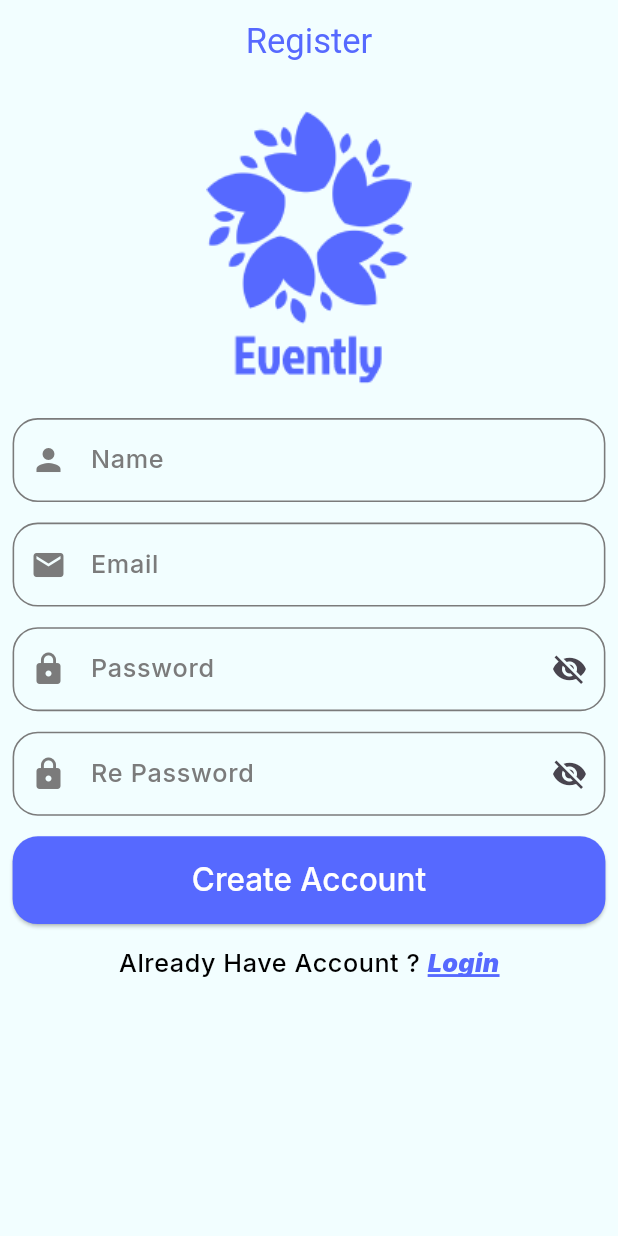
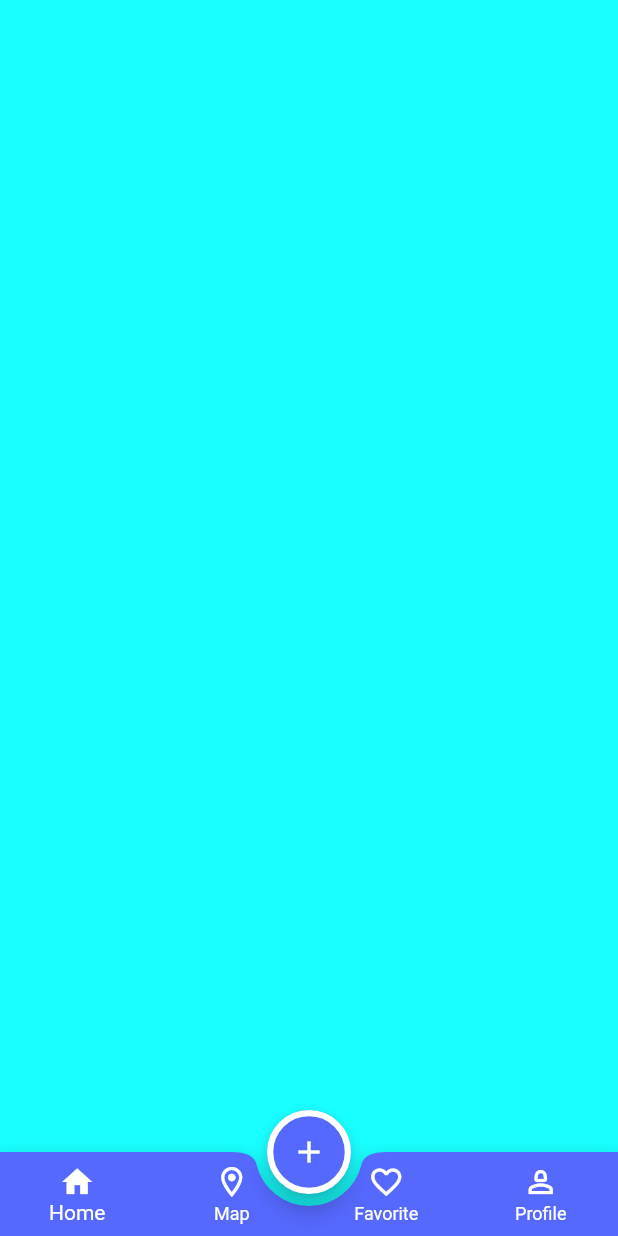
Before and after one commit to G17e5/Evently-App, a Flutter app: the screen it shows after launch, on a phone screen of 412 x 824 dp. Run offline on Flutter 3.47's test engine with Material 3 defaults, Android fonts, the phone set to English and light mode, and no system bars; our stand-ins replace flutter_screenutil, google_fonts.

Commit message:
finished mainLayout

```diff
--- a/lib/config/theme/theme_manager.dart
+++ b/lib/config/theme/theme_manager.dart
@@ -3,53 +3,86 @@ import 'package:flutter/material.dart';
 import 'package:flutter_screenutil/flutter_screenutil.dart';
 import 'package:google_fonts/google_fonts.dart';
 
-class ThemeManager{
+class ThemeManager {
   static final ThemeData light = ThemeData(
+    useMaterial3: false,
     appBarTheme: AppBarTheme(
-      backgroundColor:ColorsManager.whiteBlue,
+      backgroundColor: ColorsManager.whiteBlue,
       foregroundColor: ColorsManager.blue,
       centerTitle: true,
-      titleTextStyle: GoogleFonts.roboto(fontSize:22.sp , fontWeight:FontWeight.w400,color: ColorsManager.blue),
+      titleTextStyle: GoogleFonts.roboto(
+        fontSize: 22.sp,
+        fontWeight: FontWeight.w400,
+        color: ColorsManager.blue,
+      ),
     ),
     scaffoldBackgroundColor: ColorsManager.whiteBlue,
     inputDecorationTheme: InputDecorationTheme(
-      enabledBorder:  OutlineInputBorder(
+      enabledBorder: OutlineInputBorder(
         borderRadius: BorderRadius.circular(16.r),
-        borderSide: BorderSide(color: ColorsManager.gray ,width: 1.w) ,
+        borderSide: BorderSide(color: ColorsManager.gray, width: 1.w),
       ),
-      focusedBorder:  OutlineInputBorder(
+      focusedBorder: OutlineInputBorder(
         borderRadius: BorderRadius.circular(16.r),
-        borderSide: BorderSide(color: ColorsManager.blue,width: 1.w),
+        borderSide: BorderSide(color: ColorsManager.blue, width: 1.w),
       ),
-      errorBorder:  OutlineInputBorder(
+      errorBorder: OutlineInputBorder(
         borderRadius: BorderRadius.circular(16.r),
-        borderSide: BorderSide(color: ColorsManager.red ,width: 1.w) ,
+        borderSide: BorderSide(color: ColorsManager.red, width: 1.w),
       ),
-      focusedErrorBorder:  OutlineInputBorder(
+      focusedErrorBorder: OutlineInputBorder(
         borderRadius: BorderRadius.circular(16.r),
-        borderSide: BorderSide(color: ColorsManager.red ,width: 1.w) ,
+        borderSide: BorderSide(color: ColorsManager.red, width: 1.w),
       ),
-      labelStyle: GoogleFonts.inter(fontSize: 16.sp,fontWeight:FontWeight.w500 , color: ColorsManager.gray ),
+      labelStyle: GoogleFonts.inter(
+        fontSize: 16.sp,
+        fontWeight: FontWeight.w500,
+        color: ColorsManager.gray,
+      ),
       prefixIconColor: ColorsManager.gray,
+    ),
+    bottomNavigationBarTheme: BottomNavigationBarThemeData(
+      backgroundColor: Colors.transparent,
+      elevation: 0,
+      type: BottomNavigationBarType.fixed,
+      selectedItemColor: ColorsManager.white,
+      unselectedItemColor: ColorsManager.white,
+      showSelectedLabels: true,
+      showUnselectedLabels: true,
+    ),
+    bottomAppBarTheme: BottomAppBarTheme(
+      color: ColorsManager.blue,
+      shape: CircularNotchedRectangle(),
+    ),
+    floatingActionButtonTheme: FloatingActionButtonThemeData(
+      backgroundColor: ColorsManager.blue,
+      foregroundColor: ColorsManager.white,
+      shape: StadiumBorder(
+        side: BorderSide(color: ColorsManager.white, width: 4.w),
+      ),
     ),
     elevatedButtonTheme: ElevatedButtonThemeData(
       style: ElevatedButton.styleFrom(
-    padding: REdgeInsets.symmetric(vertical: 16),
-      shape: RoundedRectangleBorder(
-          borderRadius: BorderRadius.circular(16.r)
+        padding: REdgeInsets.symmetric(vertical: 16),
+        shape: RoundedRectangleBorder(
+          borderRadius: BorderRadius.circular(16.r),
+        ),
+        backgroundColor: ColorsManager.blue,
+        foregroundColor: ColorsManager.white,
+        textStyle: GoogleFonts.inter(
+          fontSize: 20.sp,
+          fontWeight: FontWeight.w500,
+          color: ColorsManager.white,
+        ),
       ),
-      backgroundColor: ColorsManager.blue ,
-      foregroundColor: ColorsManager.white,
-      textStyle: GoogleFonts.inter(fontSize: 20.sp,fontWeight: FontWeight.w500,color: ColorsManager.white)
-  ),
     ),
     textTheme: TextTheme(
-      bodySmall:GoogleFonts.inter(fontSize: 16.sp ,fontWeight: FontWeight.w500 , color: ColorsManager.black)
+      bodySmall: GoogleFonts.inter(
+        fontSize: 16.sp,
+        fontWeight: FontWeight.w500,
+        color: ColorsManager.black,
+      ),
     ),
-
-
-
   );
   static final ThemeData dark = ThemeData();
-
 }
--- a/lib/core/resource/images_manager/image_manager.dart
+++ b/lib/core/resource/images_manager/image_manager.dart
@@ -3,6 +3,4 @@ abstract class ImageAssets {
   static const String eventLogo = "$baseUrl/event_logo.png";
   static const String meeting = "$baseUrl/meeting.png";
   static const String goggleIcon = "$baseUrl/google.png";
-
-
 }
--- a/lib/core/route_manager/route_manager.dart
+++ b/lib/core/route_manager/route_manager.dart
@@ -1,11 +1,14 @@
 import 'package:event_app/feature/auth/login/login.dart';
 import 'package:event_app/feature/auth/register/register.dart';
+import 'package:event_app/feature/main_layout/main_layout.dart';
 import 'package:flutter/cupertino.dart';
 import 'package:flutter/material.dart';
 
 abstract class RouteManager{
   static const String register = "/register";
   static const String login = "/login";
+  static const String mainLayout = "/mainLayout";
+
 
 
 
@@ -19,6 +22,9 @@ abstract class RouteManager{
       case login:{
         return CupertinoPageRoute(builder: (context)=> Login());
       }
+      case mainLayout:{
+        return CupertinoPageRoute(builder: (context)=> MainLayout());
+      }
     }
   }
 
--- a/lib/feature/auth/login/login.dart
+++ b/lib/feature/auth/login/login.dart
@@ -155,13 +155,7 @@ class _LoginState extends State<Login> {
     );
   }
 
-  @override
-  void dispose() {
-    // TODO: implement dispose
-    _emailController.dispose();
-    _passwordController.dispose();
-    super.dispose();
-  }
+
 
   void _onPasswordClickedIcon() {
     setState(() {
@@ -172,4 +166,13 @@ class _LoginState extends State<Login> {
   void _login() {
     if (_formKey.currentState?.validate() == false) return;
   }
+
+
+  @override
+  void dispose() {
+    // TODO: implement dispose
+    _emailController.dispose();
+    _passwordController.dispose();
+    super.dispose();
+  }
 }
--- a/lib/feature/main_layout/main_layout.dart
+++ b/lib/feature/main_layout/main_layout.dart
@@ -0,0 +1,78 @@
+import 'package:event_app/core/resource/colors_manager/colors_manager.dart';
+import 'package:event_app/feature/main_layout/tabs/favorite/Favorite_tap.dart';
+import 'package:event_app/feature/main_layout/tabs/home/home_tap.dart';
+import 'package:event_app/feature/main_layout/tabs/map/map_tap.dart';
+import 'package:event_app/feature/main_layout/tabs/profile/profile_tap.dart';
+import 'package:flutter/material.dart';
+
+class MainLayout extends StatefulWidget {
+  MainLayout({super.key});
+
+  @override
+  State<MainLayout> createState() => _MainLayoutState();
+}
+
+class _MainLayoutState extends State<MainLayout> {
+  List<Widget> tabs = [HomeTap(), MapTap(), FavoriteTap(), ProfileTap()];
+  int selectIndex = 0;
+
+  @override
+  Widget build(BuildContext context) {
+    return Scaffold(
+      extendBody: true,
+      body: tabs[selectIndex],
+      floatingActionButtonLocation: FloatingActionButtonLocation.centerDocked,
+      floatingActionButton:_buildFab(),
+      bottomNavigationBar: _buildBottomNavigationBar(),
+    );
+  }
+
+  Widget _buildFab()
+  {
+   return FloatingActionButton(
+      onPressed: () {},
+      child: Icon(Icons.add),
+    );
+  }
+  BottomAppBar _buildBottomNavigationBar() {
+    return BottomAppBar(
+      notchMargin: 8,
+
+      child: BottomNavigationBar(
+        onTap: _onTabs,
+        currentIndex: selectIndex,
+
+        items: [
+          BottomNavigationBarItem(
+            icon: Icon(selectIndex == 0 ? Icons.home : Icons.home_outlined),
+            label: "Home",
+          ),
+          BottomNavigationBarItem(
+            icon: Icon(
+              selectIndex == 1 ? Icons.location_on : Icons.location_on_outlined,
+            ),
+            label: "Map",
+          ),
+          BottomNavigationBarItem(
+            icon: Icon(
+              selectIndex == 2 ? Icons.favorite : Icons.favorite_outline,
+            ),
+            label: "Favorite",
+          ),
+          BottomNavigationBarItem(
+            icon: Icon(
+              selectIndex == 3 ? Icons.person : Icons.person_2_outlined,
+            ),
+            label: "Profile",
+          ),
+        ],
+      ),
+    );
+  }
+
+  void _onTabs(int newIndex) {
+    setState(() {
+      selectIndex = newIndex;
+    });
+  }
+}
--- /dev/null
+++ b/lib/feature/main_layout/tabs/favorite/Favorite_tap.dart
@@ -0,0 +1,12 @@
+import 'package:flutter/material.dart';
+
+class FavoriteTap extends StatelessWidget {
+  const FavoriteTap({super.key});
+
+  @override
+  Widget build(BuildContext context) {
+    return Container(
+      color: Colors.blue,
+    );
+  }
+}
--- /dev/null
+++ b/lib/feature/main_layout/tabs/home/home_tap.dart
@@ -0,0 +1,12 @@
+import 'package:flutter/material.dart';
+
+class HomeTap extends StatelessWidget {
+  const HomeTap({super.key});
+
+  @override
+  Widget build(BuildContext context) {
+    return Container(
+      color: Colors.cyanAccent,
+    );
+  }
+}
--- /dev/null
+++ b/lib/feature/main_layout/tabs/map/map_tap.dart
@@ -0,0 +1,12 @@
+import 'package:flutter/material.dart';
+
+class MapTap extends StatelessWidget {
+  const MapTap({super.key});
+
+  @override
+  Widget build(BuildContext context) {
+    return Container(
+      color: Colors.orange,
+    );
+  }
+}
--- /dev/null
+++ b/lib/feature/main_layout/tabs/profile/profile_tap.dart
@@ -0,0 +1,12 @@
+import 'package:flutter/material.dart';
+
+class ProfileTap extends StatelessWidget {
+  const ProfileTap ({super.key});
+
+  @override
+  Widget build(BuildContext context) {
+    return Container(
+      color: Colors.red,
+    );
+  }
+}
--- a/lib/main.dart
+++ b/lib/main.dart
@@ -17,7 +17,7 @@ class EventApp extends StatelessWidget {
         splitScreenMode: true,
         builder: (context,child) =>MaterialApp(
           debugShowCheckedModeBanner: false,
-          initialRoute :RouteManager.register ,
+          initialRoute :RouteManager.mainLayout ,
           onGenerateRoute :RouteManager.router ,
           theme:ThemeManager.light ,
           darkTheme:ThemeManager.light ,
```
